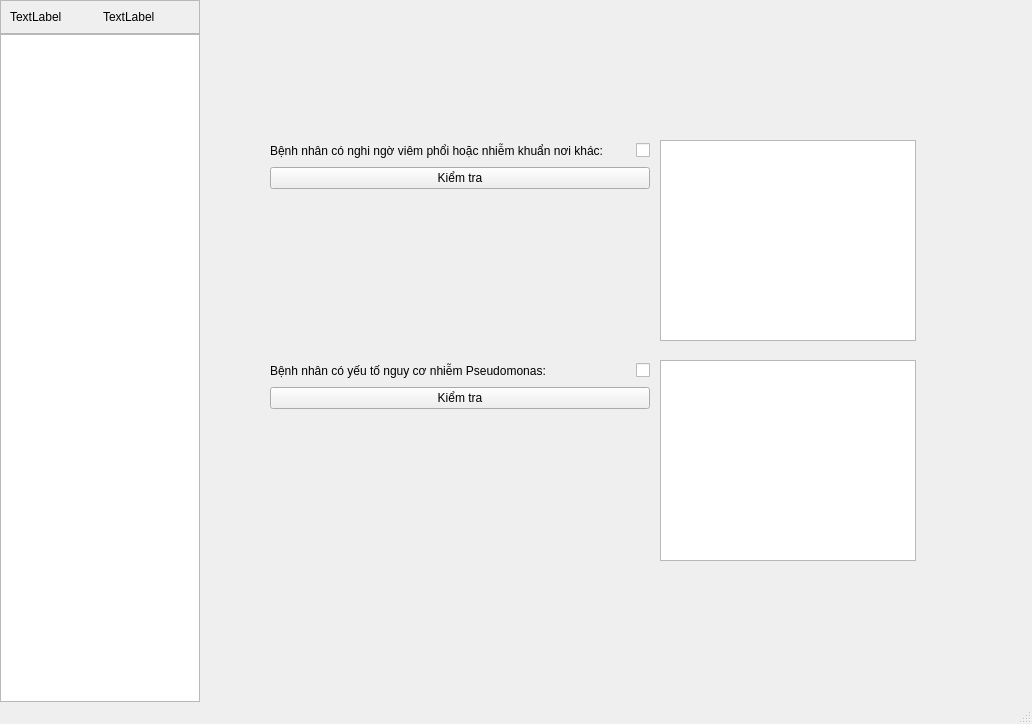
Qt form interface/main_ui.ui (tanmaivan/COPD-Diagnosis-Expert-System) before a commit.
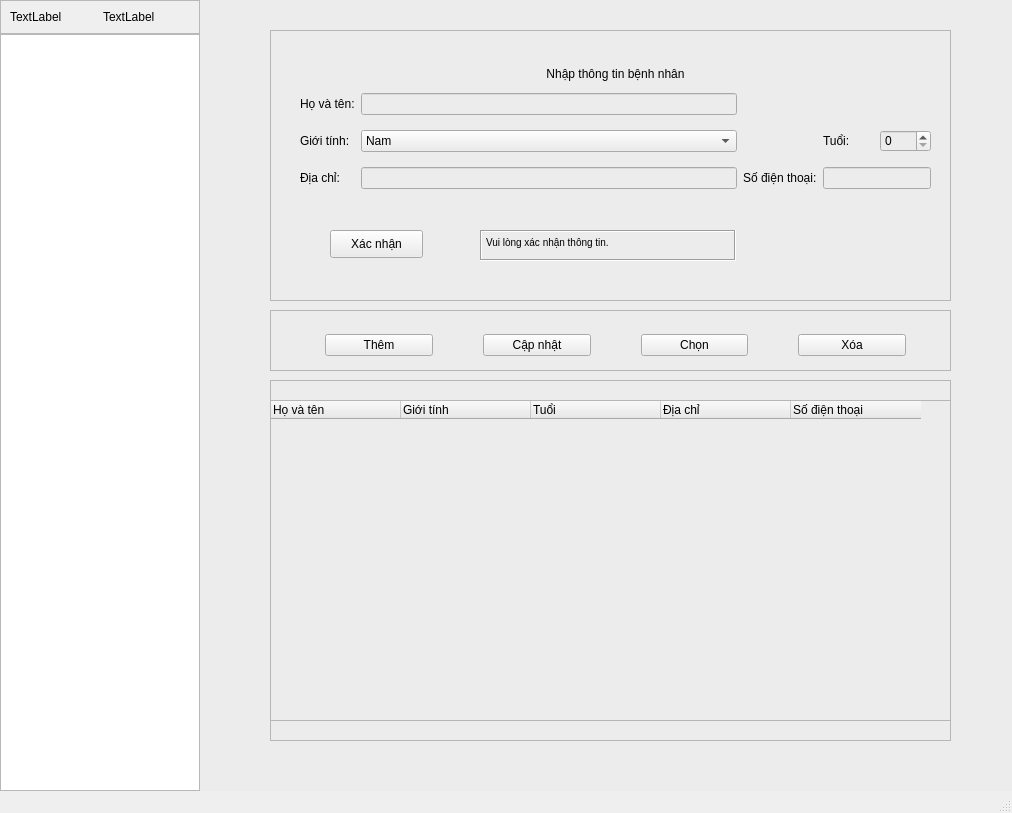
The same form after that commit. Icons and pictures are not drawn.

Commit message: Add functionality to save and display the latest patient information in the table

What changed in the file:
```diff
--- a/interface/main_ui.ui
+++ b/interface/main_ui.ui
@@ -6,8 +6,8 @@
    <rect>
     <x>0</x>
     <y>0</y>
-    <width>1032</width>
-    <height>724</height>
+    <width>1012</width>
+    <height>813</height>
    </rect>
   </property>
   <property name="windowTitle">
@@ -68,13 +68,339 @@
     </item>
     <item row="0" column="2" rowspan="2">
      <widget class="QStackedWidget" name="stackedWidget">
+      <property name="styleSheet">
+       <string notr="true">background-color: rgb(236, 236, 236);</string>
+      </property>
       <property name="frameShape">
        <enum>QFrame::NoFrame</enum>
       </property>
       <property name="currentIndex">
-       <number>9</number>
+       <number>0</number>
       </property>
-      <widget class="QWidget" name="page"/>
+      <widget class="QWidget" name="i">
+       <widget class="QFrame" name="i_info_frame">
+        <property name="geometry">
+         <rect>
+          <x>70</x>
+          <y>30</y>
+          <width>681</width>
+          <height>271</height>
+         </rect>
+        </property>
+        <property name="frameShape">
+         <enum>QFrame::StyledPanel</enum>
+        </property>
+        <property name="frameShadow">
+         <enum>QFrame::Raised</enum>
+        </property>
+        <widget class="QPushButton" name="i_connect">
+         <property name="geometry">
+          <rect>
+           <x>60</x>
+           <y>200</y>
+           <width>93</width>
+           <height>28</height>
+          </rect>
+         </property>
+         <property name="text">
+          <string>Xác nhận</string>
+         </property>
+        </widget>
+        <widget class="QTextBrowser" name="i_connect_state">
+         <property name="geometry">
+          <rect>
+           <x>210</x>
+           <y>200</y>
+           <width>256</width>
+           <height>31</height>
+          </rect>
+         </property>
+         <property name="frameShape">
+          <enum>QFrame::Box</enum>
+         </property>
+         <property name="html">
+          <string>&lt;!DOCTYPE HTML PUBLIC &quot;-//W3C//DTD HTML 4.0//EN&quot; &quot;http://www.w3.org/TR/REC-html40/strict.dtd&quot;&gt;
+&lt;html&gt;&lt;head&gt;&lt;meta name=&quot;qrichtext&quot; content=&quot;1&quot; /&gt;&lt;style type=&quot;text/css&quot;&gt;
+p, li { white-space: pre-wrap; }
+&lt;/style&gt;&lt;/head&gt;&lt;body style=&quot; font-family:'MS Shell Dlg 2'; font-size:7.8pt; font-weight:400; font-style:normal;&quot;&gt;
+&lt;p style=&quot; margin-top:0px; margin-bottom:0px; margin-left:0px; margin-right:0px; -qt-block-indent:0; text-indent:0px;&quot;&gt;Vui lòng xác nhận thông tin.&lt;/p&gt;&lt;/body&gt;&lt;/html&gt;</string>
+         </property>
+        </widget>
+        <widget class="QWidget" name="layoutWidget">
+         <property name="geometry">
+          <rect>
+           <x>30</x>
+           <y>30</y>
+           <width>631</width>
+           <height>129</height>
+          </rect>
+         </property>
+         <layout class="QVBoxLayout" name="verticalLayout_9">
+          <item>
+           <widget class="QLabel" name="label_110">
+            <property name="text">
+             <string>Nhập thông tin bệnh nhân</string>
+            </property>
+            <property name="alignment">
+             <set>Qt::AlignCenter</set>
+            </property>
+           </widget>
+          </item>
+          <item>
+           <layout class="QGridLayout" name="gridLayout_10">
+            <property name="verticalSpacing">
+             <number>15</number>
+            </property>
+            <item row="2" column="1">
+             <widget class="QLineEdit" name="i_address"/>
+            </item>
+            <item row="2" column="0">
+             <widget class="QLabel" name="label_108">
+              <property name="text">
+               <string>Địa chỉ:</string>
+              </property>
+             </widget>
+            </item>
+            <item row="1" column="0">
+             <widget class="QLabel" name="label_106">
+              <property name="text">
+               <string>Giới tính:</string>
+              </property>
+             </widget>
+            </item>
+            <item row="2" column="2">
+             <widget class="QLabel" name="label_109">
+              <property name="text">
+               <string>Số điện thoại:</string>
+              </property>
+             </widget>
+            </item>
+            <item row="0" column="1">
+             <widget class="QLineEdit" name="i_full_name"/>
+            </item>
+            <item row="1" column="4">
+             <widget class="QSpinBox" name="i_age"/>
+            </item>
+            <item row="1" column="1">
+             <widget class="QComboBox" name="i_gender">
+              <item>
+               <property name="text">
+                <string>Nam</string>
+               </property>
+              </item>
+              <item>
+               <property name="text">
+                <string>Nữ</string>
+               </property>
+              </item>
+             </widget>
+            </item>
+            <item row="2" column="3" colspan="2">
+             <widget class="QLineEdit" name="i_phone_number"/>
+            </item>
+            <item row="1" column="3">
+             <widget class="QLabel" name="label_107">
+              <property name="text">
+               <string>Tuổi:</string>
+              </property>
+             </widget>
+            </item>
+            <item row="0" column="0">
+             <widget class="QLabel" name="label_105">
+              <property name="text">
+               <string>Họ và tên:</string>
+              </property>
+             </widget>
+            </item>
+           </layout>
+          </item>
+         </layout>
+        </widget>
+       </widget>
+       <widget class="QFrame" name="i_function_frame">
+        <property name="geometry">
+         <rect>
+          <x>70</x>
+          <y>310</y>
+          <width>681</width>
+          <height>61</height>
+         </rect>
+        </property>
+        <property name="frameShape">
+         <enum>QFrame::StyledPanel</enum>
+        </property>
+        <property name="frameShadow">
+         <enum>QFrame::Raised</enum>
+        </property>
+        <widget class="QWidget" name="layoutWidget">
+         <property name="geometry">
+          <rect>
+           <x>30</x>
+           <y>20</y>
+           <width>631</width>
+           <height>30</height>
+          </rect>
+         </property>
+         <layout class="QHBoxLayout" name="horizontalLayout_4">
+          <property name="spacing">
+           <number>50</number>
+          </property>
+          <property name="sizeConstraint">
+           <enum>QLayout::SetDefaultConstraint</enum>
+          </property>
+          <property name="leftMargin">
+           <number>25</number>
+          </property>
+          <property name="topMargin">
+           <number>0</number>
+          </property>
+          <property name="rightMargin">
+           <number>25</number>
+          </property>
+          <item>
+           <widget class="QPushButton" name="i_add_btn">
+            <property name="autoFillBackground">
+             <bool>false</bool>
+            </property>
+            <property name="text">
+             <string>Thêm</string>
+            </property>
+            <property name="icon">
+             <iconset>
+              <normaloff>icon/add.svg</normaloff>icon/add.svg</iconset>
+            </property>
+           </widget>
+          </item>
+          <item>
+           <widget class="QPushButton" name="i_update_btn">
+            <property name="text">
+             <string>Cập nhật</string>
+            </property>
+            <property name="icon">
+             <iconset>
+              <normaloff>icon/update.svg</normaloff>icon/update.svg</iconset>
+            </property>
+           </widget>
+          </item>
+          <item>
+           <widget class="QPushButton" name="i_select_btn">
+            <property name="text">
+             <string>Chọn</string>
+            </property>
+            <property name="icon">
+             <iconset>
+              <normaloff>icon/select.svg</normaloff>icon/select.svg</iconset>
+            </property>
+           </widget>
+          </item>
+          <item>
+           <widget class="QPushButton" name="i_delete_btn">
+            <property name="text">
+             <string>Xóa</string>
+            </property>
+            <property name="icon">
+             <iconset>
+              <normaloff>icon/delete.svg</normaloff>icon/delete.svg</iconset>
+            </property>
+           </widget>
+          </item>
+         </layout>
+        </widget>
+       </widget>
+       <widget class="QFrame" name="i_result_frame">
+        <property name="geometry">
+         <rect>
+          <x>70</x>
+          <y>380</y>
+          <width>681</width>
+          <height>361</height>
+         </rect>
+        </property>
+        <property name="frameShape">
+         <enum>QFrame::StyledPanel</enum>
+        </property>
+        <property name="frameShadow">
+         <enum>QFrame::Raised</enum>
+        </property>
+        <widget class="QTableWidget" name="i_result_tb">
+         <property name="geometry">
+          <rect>
+           <x>0</x>
+           <y>20</y>
+           <width>681</width>
+           <height>321</height>
+          </rect>
+         </property>
+         <property name="focusPolicy">
+          <enum>Qt::NoFocus</enum>
+         </property>
+         <property name="showGrid">
+          <bool>false</bool>
+         </property>
+         <attribute name="horizontalHeaderVisible">
+          <bool>true</bool>
+         </attribute>
+         <attribute name="horizontalHeaderMinimumSectionSize">
+          <number>50</number>
+         </attribute>
+         <attribute name="horizontalHeaderDefaultSectionSize">
+          <number>130</number>
+         </attribute>
+         <attribute name="horizontalHeaderHighlightSections">
+          <bool>true</bool>
+         </attribute>
+         <attribute name="verticalHeaderVisible">
+          <bool>false</bool>
+         </attribute>
+         <attribute name="verticalHeaderHighlightSections">
+          <bool>true</bool>
+         </attribute>
+         <attribute name="verticalHeaderStretchLastSection">
+          <bool>true</bool>
+         </attribute>
+         <column>
+          <property name="text">
+           <string>Họ và tên</string>
+          </property>
+          <property name="textAlignment">
+           <set>AlignLeading|AlignVCenter</set>
+          </property>
+         </column>
+         <column>
+          <property name="text">
+           <string>Giới tính</string>
+          </property>
+          <property name="textAlignment">
+           <set>AlignLeading|AlignVCenter</set>
+          </property>
+         </column>
+         <column>
+          <property name="text">
+           <string>Tuổi</string>
+          </property>
+          <property name="textAlignment">
+           <set>AlignLeading|AlignVCenter</set>
+          </property>
+         </column>
+         <column>
+          <property name="text">
+           <string>Địa chỉ</string>
+          </property>
+          <property name="textAlignment">
+           <set>AlignLeading|AlignVCenter</set>
+          </property>
+         </column>
+         <column>
+          <property name="text">
+           <string>Số điện thoại</string>
+          </property>
+          <property name="textAlignment">
+           <set>AlignLeading|AlignVCenter</set>
+          </property>
+         </column>
+        </widget>
+       </widget>
+      </widget>
       <widget class="QWidget" name="ii">
        <widget class="QLabel" name="ii_mo_ta">
         <property name="enabled">
```
Left out of the diff: 4 changed lines with no effect on the pictures. The commit also changes 15 other files.
